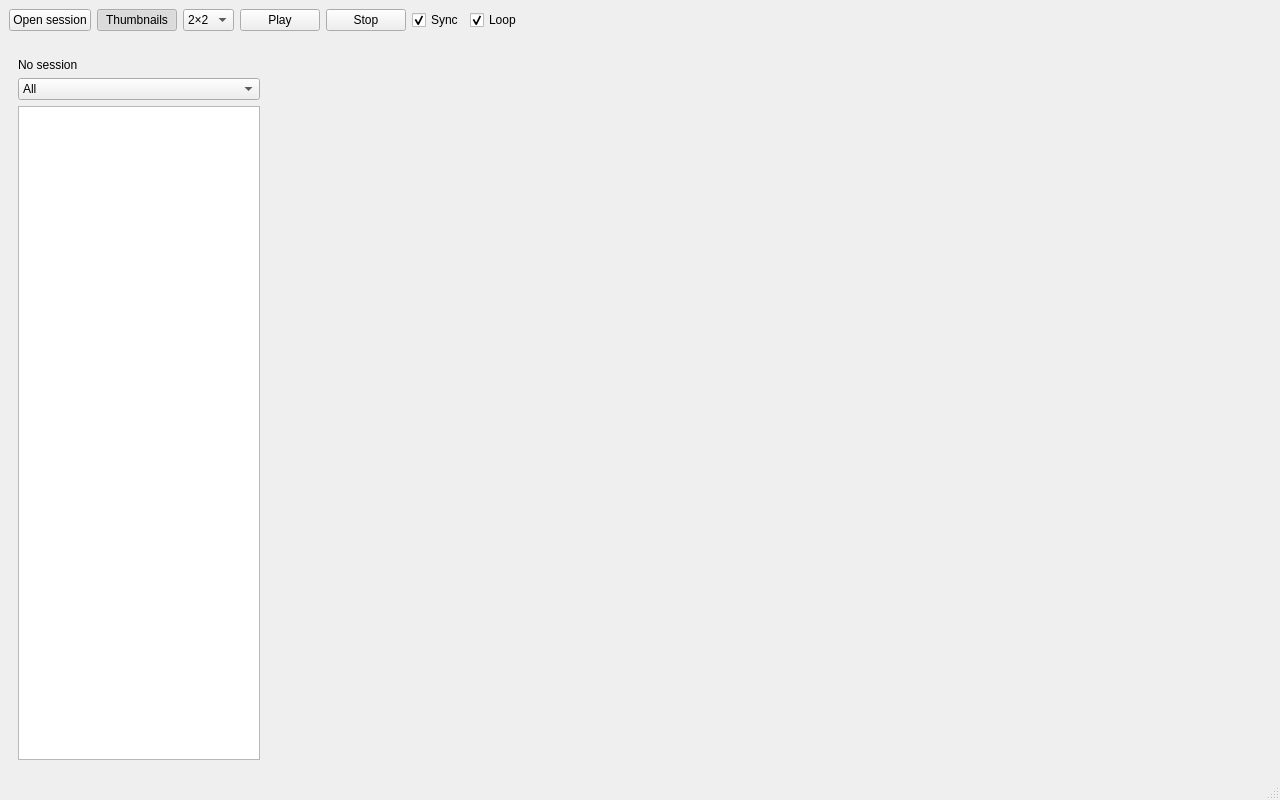
Old version of the form src/echo_viewer/ui/viewer_window.ui in the repository tomgrad/echo.
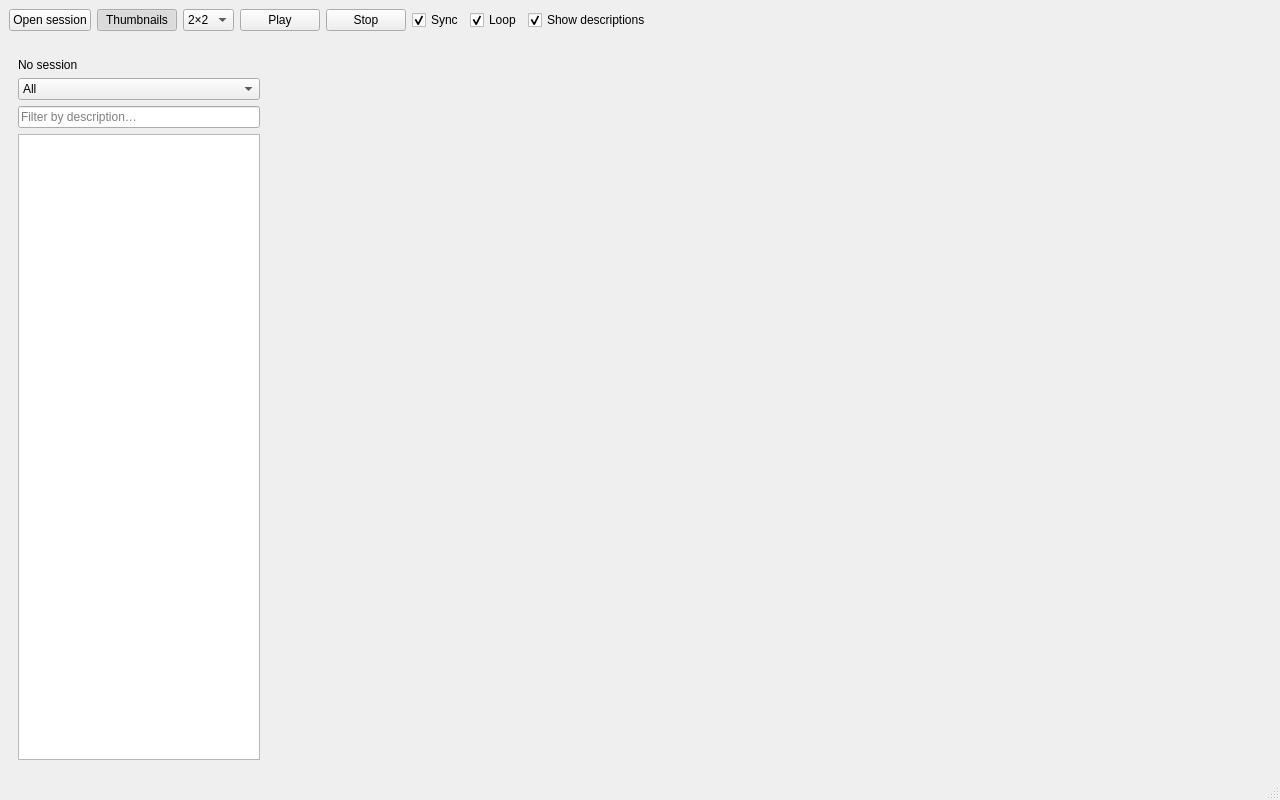
New version of the form.

Commit message:
feat(viewer): recording descriptions with filter
Editable per-recording descriptions shown on thumbnails and tiles, with
a filter box and a show-descriptions toggle. Also lists video files
with a clearer empty-folder message.

Diff of the .ui file:
```diff
--- a/src/echo_viewer/ui/viewer_window.ui
+++ b/src/echo_viewer/ui/viewer_window.ui
@@ -104,6 +104,16 @@
          </property>
         </widget>
        </item>
+       <item>
+        <widget class="QCheckBox" name="descriptionsCheckBox">
+         <property name="text">
+          <string>Show descriptions</string>
+         </property>
+         <property name="checked">
+          <bool>true</bool>
+         </property>
+        </widget>
+       </item>
        <item>
         <spacer name="toolbarSpacer">
          <property name="orientation">
@@ -164,6 +174,16 @@
             </item>
            </widget>
           </item>
+          <item>
+           <widget class="QLineEdit" name="descriptionFilterEdit">
+            <property name="placeholderText">
+             <string>Filter by description…</string>
+            </property>
+            <property name="clearButtonEnabled">
+             <bool>true</bool>
+            </property>
+           </widget>
+          </item>
           <item>
            <widget class="QListWidget" name="thumbnailList">
             <property name="viewMode">
@@ -181,7 +201,7 @@
             <property name="gridSize">
              <size>
               <width>200</width>
-              <height>170</height>
+              <height>200</height>
              </size>
             </property>
             <property name="wordWrap">
```
The commit also changes 7 other files.
